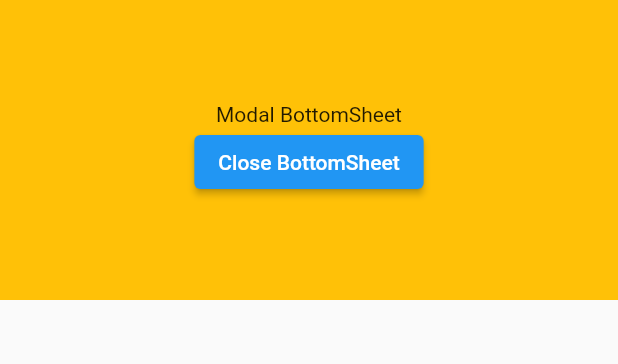
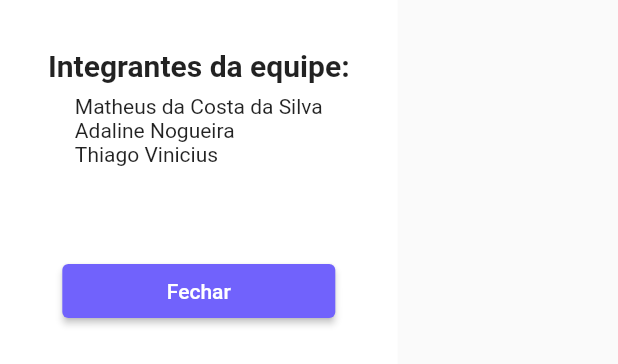
Before and after one commit to AdalineFirmo/Prog4_final, a Flutter app: the TeamPlayersModal widget shown alone on an empty page, opened directly, on a phone screen of 412 x 824 dp. Shown: the top 364 px of the screen. Run offline on Flutter 3.47's test engine with Material 2 defaults, Android fonts, the phone set to English and light mode, and no system bars; our stand-ins replace animated_text_kit; network calls fail.

Commit message:
Team players modal

```diff
--- a/lib/pages/home_page/components/team_players_modal.dart
+++ b/lib/pages/home_page/components/team_players_modal.dart
@@ -1,4 +1,5 @@
 import 'package:flutter/material.dart';
+import 'package:prog4_avaliacao3/core/colors.dart';
 
 class TeamPlayersModal extends StatelessWidget {
   const TeamPlayersModal({
@@ -8,17 +9,36 @@ class TeamPlayersModal extends StatelessWidget {
   @override
   Widget build(BuildContext context) {
     return Container(
-      height: 200,
-      color: Colors.amber,
-      child: Center(
+      height: 250,
+      color: kWhite,
+      child: Padding(
+        padding: const EdgeInsets.all(32.0),
         child: Column(
-          mainAxisAlignment: MainAxisAlignment.center,
-          mainAxisSize: MainAxisSize.min,
-          children: <Widget>[
-            const Text('Modal BottomSheet'),
+          children: [
+            const Text(
+              'Integrantes da equipe:',
+              style: TextStyle(fontSize: 20, fontWeight: FontWeight.bold),
+            ),
+            const SizedBox(height: 8),
+            Column(
+              crossAxisAlignment: CrossAxisAlignment.start,
+              children: const [
+                Text('Matheus da Costa da Silva'),
+                Text('Adaline Nogueira'),
+                Text('Thiago Vinicius'),
+              ],
+            ),
+            const Spacer(),
             ElevatedButton(
-              child: const Text('Close BottomSheet'),
               onPressed: () => Navigator.pop(context),
+              style: ElevatedButton.styleFrom(primary: kPurple),
+              child: const SizedBox(
+                width: 150,
+                child: Text(
+                  'Fechar',
+                  textAlign: TextAlign.center,
+                ),
+              ),
             )
           ],
         ),
```
